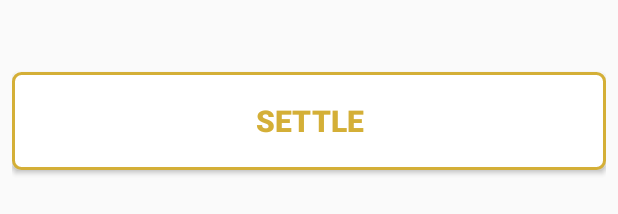
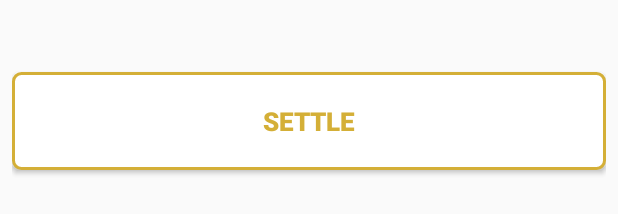
Before and after one commit to TriThuc2321/Zendi, an Android app: the layout fragment_shop.xml on its own in the app's theme, with its tools: preview values and no code run, on a phone screen of 412 x 824 dp. Shown: the part 857-1071 px from the top of the screen. Run offline under Robolectric (Android 15) with nearby library versions, the phone set to English and light mode, and no system bars; Roboto replaces fonts that are not available here.

Commit message:
Retrieve 4 shopBag

```diff
--- a/app/src/main/java/com/example/zendi_application/DataManager.java
+++ b/app/src/main/java/com/example/zendi_application/DataManager.java
@@ -13,6 +13,8 @@ import com.example.zendi_application.addProductPackage.uploadData;
 import com.example.zendi_application.dropFragment.ModelSupportLoad;
 import com.example.zendi_application.dropFragment.product_package.product;
 import com.example.zendi_application.dropFragment.product_package.product2;
+import com.example.zendi_application.shopFragment.ShoeInBag;
+import com.example.zendi_application.shopFragment.ShopFragment;
 import com.google.android.gms.tasks.OnCompleteListener;
 import com.google.android.gms.tasks.OnFailureListener;
 import com.google.android.gms.tasks.OnSuccessListener;
@@ -35,6 +37,7 @@ import java.util.List;
 public class DataManager {
     // Instance
     public static DataManager instance;
+    public static List<ShoeInBag> list = new ArrayList<>();
     // Attributes
     private Uri imageUri;
     private FirebaseStorage storage;
@@ -204,12 +207,12 @@ public class DataManager {
                     productList.add(temp);
                     ((uploadData)parent).imageAdapter_.notifyDataSetChanged();
                 }
-                int c = 2;
-                ((uploadData)parent).progressBar.setVisibility(View.INVISIBLE);
-                ((uploadData)parent).txt1.setText(productList.get(0).getProductId());
-                ((uploadData)parent).txt2.setText(productList.get(1).getProductId());
-                ((uploadData)parent).txt3.setText(productList.get(2).getProductId());
-                ((uploadData)parent).imageAdapter_.notifyDataSetChanged();
+//                int c = 2;
+//                ((uploadData)parent).progressBar.setVisibility(View.INVISIBLE);
+//                ((uploadData)parent).txt1.setText(productList.get(0).getProductId());
+//                ((uploadData)parent).txt2.setText(productList.get(1).getProductId());
+//                ((uploadData)parent).txt3.setText(productList.get(2).getProductId());
+//                ((uploadData)parent).imageAdapter_.notifyDataSetChanged();
             }
         }).addOnFailureListener(new OnFailureListener() {
             @Override
@@ -219,6 +222,28 @@ public class DataManager {
         });
     }
 
+    //Huynh
+    public static void getShoeInBagFromFirestone(String collection, List<ShoeInBag> productList) {
+        FirebaseFirestore firestoneGetProduct = FirebaseFirestore.getInstance();
+        firestoneGetProduct.collection(collection).get().addOnCompleteListener(new OnCompleteListener<QuerySnapshot>() {
+            @Override
+            public void onComplete(@NonNull Task<QuerySnapshot> task) {
+                productList.clear();
+                for (DocumentSnapshot documentSnapshot : task.getResult())
+                {
+                    // U have to need default constructor in ShIB class to use the sequence below
+                    ShoeInBag temp = documentSnapshot.toObject(ShoeInBag.class);
+                    productList.add(temp);
+                    //((ShopFragment)parent).shoeInBagAdapter.notifyDataSetChanged();
+                }
+            }
+        }).addOnFailureListener(new OnFailureListener() {
+            @Override
+            public void onFailure(@NonNull Exception e) {
+
+            }
+        });
+    }
     public void getImgUrlFromFirestone(Context parent,String collection, List<product> productList) {
         ((uploadData)parent).progressBar.setVisibility(View.VISIBLE);
        firestonedb.collection(collection).get().addOnCompleteListener(new OnCompleteListener<QuerySnapshot>() {
--- a/app/src/main/java/com/example/zendi_application/Introduction.java
+++ b/app/src/main/java/com/example/zendi_application/Introduction.java
@@ -40,6 +40,7 @@ public class Introduction extends AppCompatActivity {
         new Handler().postDelayed(new Runnable() {
             @Override
             public void run() {
+                DataManager.getShoeInBagFromFirestone("InBag",DataManager.list);
                 Intent intent = new Intent(Introduction.this,HomeScreen.class);
                 startActivity(intent);
                 finish();
--- a/app/src/main/java/com/example/zendi_application/shopFragment/ShoeInBagAdapter.java
+++ b/app/src/main/java/com/example/zendi_application/shopFragment/ShoeInBagAdapter.java
@@ -9,13 +9,15 @@ import android.widget.TextView;
 import androidx.annotation.NonNull;
 import androidx.recyclerview.widget.RecyclerView;
 
+import com.bumptech.glide.Glide;
 import com.example.zendi_application.R;
+import com.squareup.picasso.Picasso;
 
 import java.util.List;
 
 public class ShoeInBagAdapter extends RecyclerView.Adapter<ShoeInBagAdapter.ShoeInBagViewHolder> {
 
-    private List<ShoeInBag> shoeInBagList;
+     List<ShoeInBag> shoeInBagList;
     public void setData(List<ShoeInBag> list){
         this.shoeInBagList = list;
         notifyDataSetChanged();
@@ -30,6 +32,8 @@ public class ShoeInBagAdapter extends RecyclerView.Adapter<ShoeInBagAdapter.Shoe
     @Override
     public void onBindViewHolder(@NonNull ShoeInBagViewHolder holder, int position) {
 
+        Glide.with(holder.shoeimg).load(shoeInBagList.get(position).getResourceID().get(0)).into(holder.shoeimg);
+        //Picasso.get().load(shoeInBagList.get(position).getResourceID().get(0)).into(holder.shoeimg);
        // holder.shoeimg.setImageResource(shoeInBagList.get(position).getResourceID().get(1));
         holder.name.setText(shoeInBagList.get(position).getProductName());
         holder.status.setText(shoeInBagList.get(position).getShoeStatus());
--- a/app/src/main/res/layout/fragment_shop.xml
+++ b/app/src/main/res/layout/fragment_shop.xml
@@ -18,6 +18,7 @@
         android:text="SETTLE"
         android:textAlignment="center"
         android:textColor="@color/gold"
-        android:textSize="20sp"
-        android:textStyle="bold"></Button>
+        android:textSize="17sp"
+        android:textStyle="bold">
+    </Button>
 </LinearLayout>
```
Also changed, not shown: app/src/main/AndroidManifest.xml (+8 -8 lines), app/src/main/java/com/example/zendi_application/ActivityAccount/Account_Activity.java (+6 -6 lines), app/src/main/java/com/example/zendi_application/shopFragment/ShopFragment.java (+23 -1 lines), app/src/main/res/layout/shop_item.xml (+49 -39 lines).
